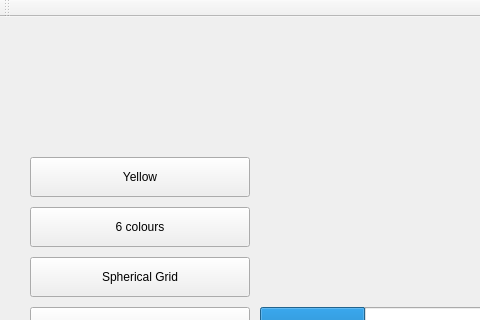
First picture: the form in tools/cubemap-creator/src/ui/CubemapCreator.ui, repository NissimHadar/hifi, before the edit; both pictures show x 0 to 480 and y 0 to 320 of the 756 by 613 pixel window.
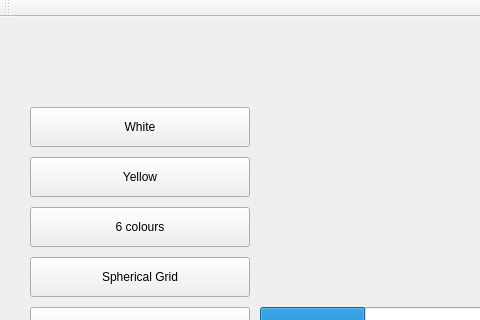
Second picture: the form after the edit.

Commit message: Added white cube

What changed in the file:
```diff
--- a/tools/cubemap-creator/src/ui/CubemapCreator.ui
+++ b/tools/cubemap-creator/src/ui/CubemapCreator.ui
@@ -92,6 +92,19 @@
      <string>Yellow</string>
     </property>
    </widget>
+   <widget class="QPushButton" name="whiteButton">
+    <property name="geometry">
+     <rect>
+      <x>30</x>
+      <y>90</y>
+      <width>220</width>
+      <height>40</height>
+     </rect>
+    </property>
+    <property name="text">
+     <string>White</string>
+    </property>
+   </widget>
   </widget>
   <widget class="QMenuBar" name="menuBar">
    <property name="geometry">
```
The commit also changes 4 other files.
